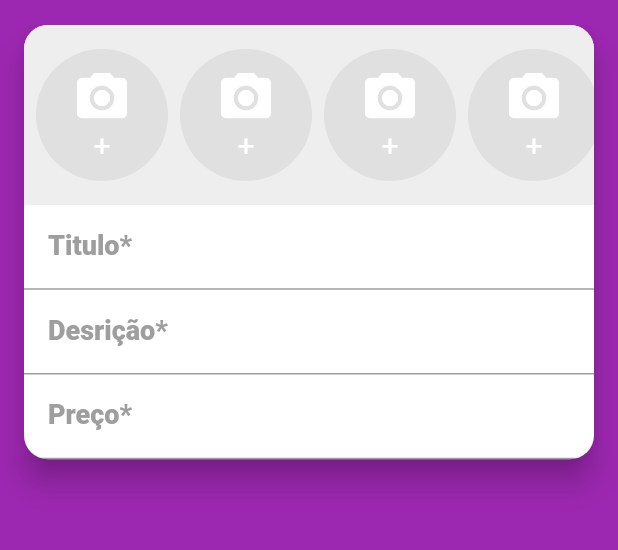
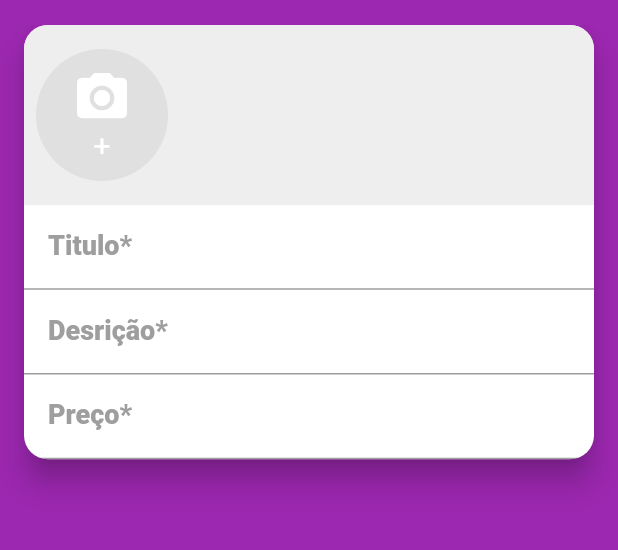
Before and after one commit to Abnner13/Jujuri_OLX, a Flutter app: the screen it shows after launch, swiped to page 2, on a phone screen of 412 x 824 dp, the part 59-609 px from its top. Run offline on Flutter 3.47's test engine with Material 2 defaults, Android fonts, the phone set to English and light mode, and no system bars; our stand-ins replace brasil_fields, flutter_mobx, get_it, image_cropper, image_picker, mobx and 1 more; accounts and stored records are empty; generated files the repository leaves out were written again.

Commit message:
Exibindo as imagens selecionadas

```diff
--- a/lib/Screens/Create/CreateScreen.dart
+++ b/lib/Screens/Create/CreateScreen.dart
@@ -3,16 +3,19 @@ import 'package:flutter/material.dart';
 import 'package:flutter/services.dart';
 import 'package:jujuri_mobx/Components/CustomDrawer/CustomDrawer.dart';
 import 'package:jujuri_mobx/Screens/Create/components/ImagesField.dart';
+import 'package:jujuri_mobx/Stores/CreateStore.dart';
 
 class CreateScreen extends StatelessWidget {
-  final labelStyle = TextStyle(
-    fontWeight: FontWeight.w800,
-    color: Colors.grey,
-    fontSize: 18,
-  );
-  final contentPadding = const EdgeInsets.fromLTRB(16, 10, 12, 10);
+  final createStore = CreateStore();
+
   @override
   Widget build(BuildContext context) {
+    final labelStyle = TextStyle(
+      fontWeight: FontWeight.w800,
+      color: Colors.grey,
+      fontSize: 18,
+    );
+    final contentPadding = const EdgeInsets.fromLTRB(16, 10, 12, 10);
     return Scaffold(
       appBar: AppBar(
         title: Text('Criar Anúncio'),
@@ -27,7 +30,7 @@ class CreateScreen extends StatelessWidget {
         child: Column(
           mainAxisSize: MainAxisSize.min,
           children: <Widget>[
-            ImagesField(),
+            ImagesField(createStore),
             TextFormField(
               decoration: InputDecoration(
                 labelText: 'Titulo*',
--- a/lib/Screens/Create/components/ImageSourceModal.dart
+++ b/lib/Screens/Create/components/ImageSourceModal.dart
@@ -82,6 +82,7 @@ class ImageSourceModal extends StatelessWidget {
           cancelButtonTitle: 'Cancelar',
           doneButtonTitle: 'Concluir'),
     );
+    if (croppedFile == null) return;
     onImageSelected(croppedFile);
   }
 }
--- a/lib/Screens/Create/components/ImagesField.dart
+++ b/lib/Screens/Create/components/ImagesField.dart
@@ -2,22 +2,32 @@ import 'dart:io';
 
 import 'package:flutter/cupertino.dart';
 import 'package:flutter/material.dart';
+import 'package:flutter_mobx/flutter_mobx.dart';
 import 'package:jujuri_mobx/Screens/Create/components/ImageSourceModal.dart';
+import 'package:jujuri_mobx/Stores/CreateStore.dart';
 
 class ImagesField extends StatelessWidget {
+  ImagesField(this.createStore);
+  final CreateStore createStore;
   @override
   Widget build(BuildContext context) {
     void onImageSelected(File image) {
+      createStore.images.add(image);
       Navigator.of(context).pop();
     }
 
     return Container(
       color: Colors.grey[200],
       height: 120,
-      child: ListView.builder(
+      child: Observer(
+        builder: (_) {
+          return ListView.builder(
             scrollDirection: Axis.horizontal,
-        itemCount: 5,
+            itemCount: createStore.images.length < 5
+                ? createStore.images.length + 1
+                : 5,
             itemBuilder: (_, index) {
+              if (index == createStore.images.length)
                 return Padding(
                   padding: const EdgeInsets.fromLTRB(8, 8, 0, 8),
                   child: GestureDetector(
@@ -48,6 +58,19 @@ class ImagesField extends StatelessWidget {
                     ),
                   ),
                 );
+              else
+                return Padding(
+                  padding: EdgeInsets.fromLTRB(8, 16, index == 4 ? 8 : 0, 16),
+                  child: GestureDetector(
+                    onTap: () {},
+                    child: CircleAvatar(
+                      radius: 44,
+                      backgroundImage: FileImage(createStore.images[index]),
+                    ),
+                  ),
+                );
+            },
+          );
         },
       ),
     );
--- /dev/null
+++ b/lib/Stores/CreateStore.dart
@@ -0,0 +1,8 @@
+import 'package:mobx/mobx.dart';
+part 'CreateStore.g.dart';
+
+class CreateStore = _CreateStore with _$CreateStore;
+
+abstract class _CreateStore with Store {
+  ObservableList images = ObservableList();
+}
```
Also changed, not shown: lib/Stores/CreateStore.g.dart (added). Lines whose indentation alone changed are shown as unchanged.
